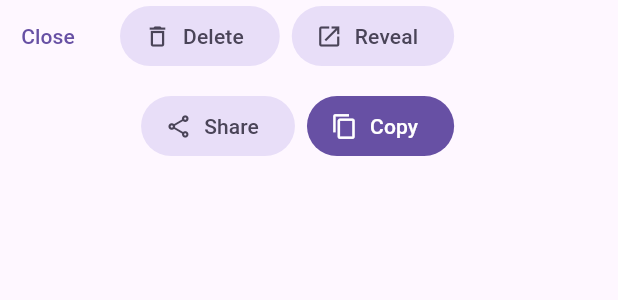
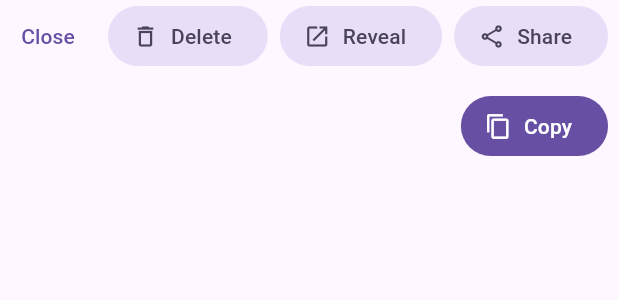
Before and after one commit to mohsen-w-elsisi/Anthology, a Flutter app: the _Actions widget shown alone on an empty page, opened directly with empty values, on a phone screen of 412 x 824 dp. Shown: the top 300 px of the screen. Run offline on Flutter 3.47's test engine with Material 3 defaults, Android fonts, the phone set to English and light mode, and no system bars; our stand-ins replace copy_with_extension, file_picker, get_it, page_transition, share_plus, shared_preferences; missing offline and left inert: alfred, flutter_inappwebview, flutter_sharing_intent, multi_split_view; accounts and stored records are empty; statements that could not run were skipped.

Commit message:
remove unnecessary Spacer widgets in highlight detail modal that caused render issues in production

```diff
--- a/anthology_ui/lib/shared_widgets/highlight_detail_modal.dart
+++ b/anthology_ui/lib/shared_widgets/highlight_detail_modal.dart
@@ -70,7 +70,6 @@ class _HighlightDetailModalState extends State<HighlightDetailModal> {
                 _highlightText(context),
                 const SizedBox(height: 16.0),
                 _commentTextField(context),
-                // const Spacer(),
                 const SizedBox(height: 16.0),
                 _Actions(highlight: widget.highlight),
               ],
@@ -116,7 +115,6 @@ class _Actions extends StatelessWidget {
       alignment: WrapAlignment.end,
       children: [
         _closeButton(context),
-        const Spacer(),
         _deleteButton(context),
         _revealButton,
         if (Platform.isAndroid) _shareButton,
```
